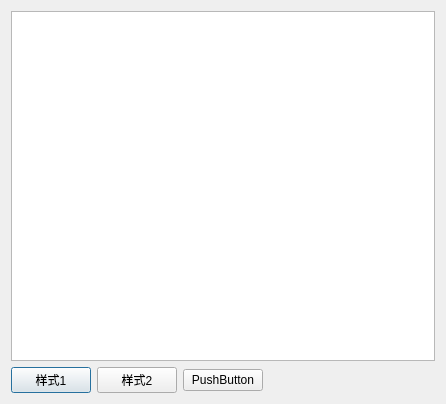
Before: the Qt Designer form TreeDemoWithUiFile/dialog.ui in hechengjin/QtDemo, drawn with Qt 5.
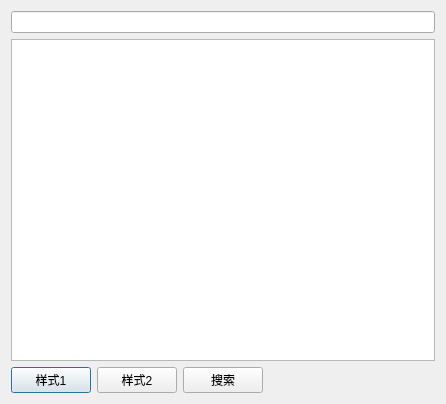
After: the same form once the commit is applied.

Commit message: 增加搜索功能

```diff
--- a/TreeDemoWithUiFile/dialog.ui
+++ b/TreeDemoWithUiFile/dialog.ui
@@ -14,6 +14,9 @@
    <string>Dialog</string>
   </property>
   <layout class="QVBoxLayout" name="verticalLayout">
+   <item>
+    <widget class="QLineEdit" name="lineEdit"/>
+   </item>
    <item>
     <widget class="QTreeView" name="treeView"/>
    </item>
@@ -36,7 +39,7 @@
      <item>
       <widget class="QPushButton" name="pushButton">
        <property name="text">
-        <string>PushButton</string>
+        <string>搜索</string>
        </property>
       </widget>
      </item>
```
Left out of the diff: 2 changed lines with no effect on the pictures. The commit also changes 12 other files.
